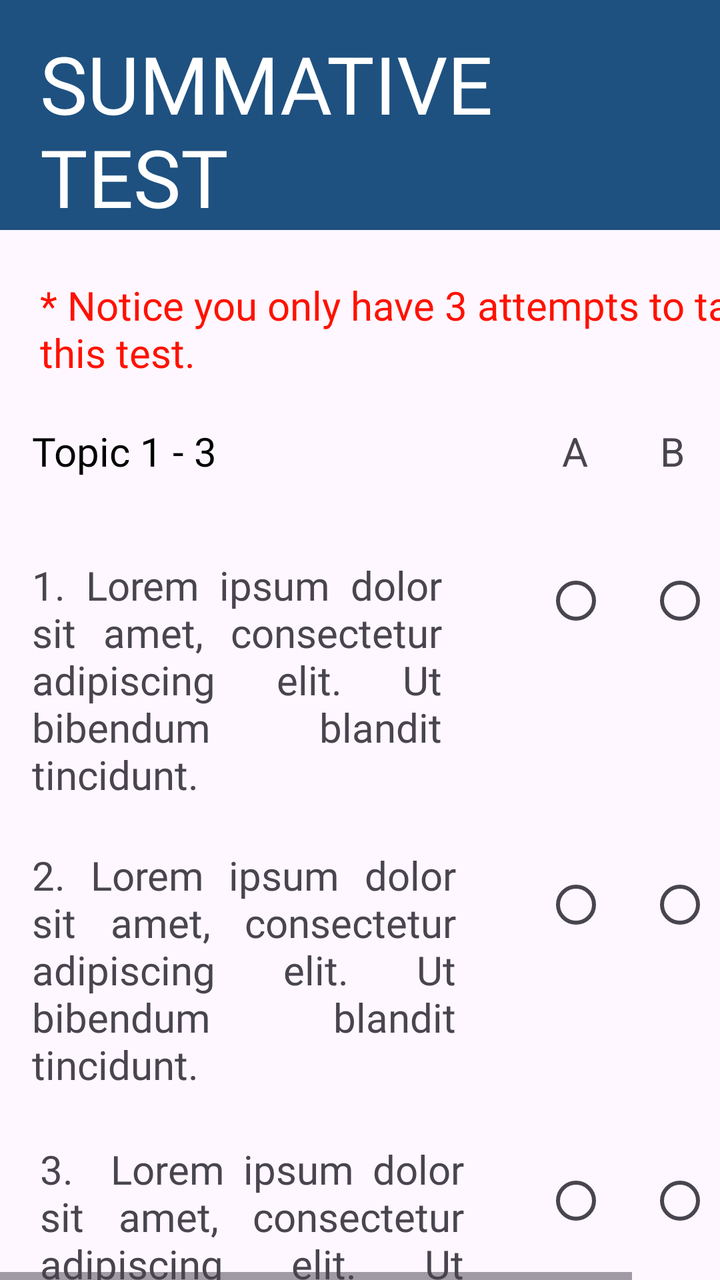
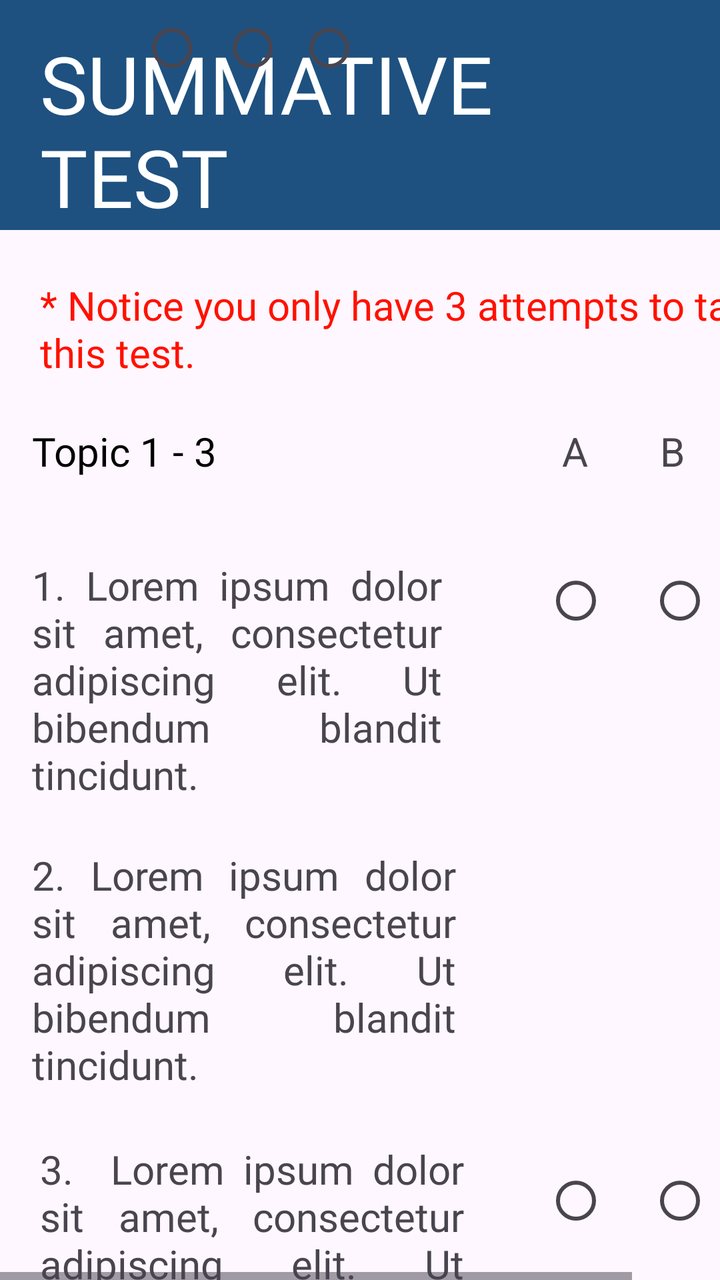

The first picture is an Android layout as it rendered before a commit; the second is the same layout after the commit. The layout source and the unified diff follow.
<!-- AndroidManifest.xml: application theme Theme.FinalsApplication -->
<!-- res/layout/user_test_page.xml -->
<?xml version="1.0" encoding="utf-8"?>
<HorizontalScrollView
    xmlns:android="http://schemas.android.com/apk/res/android"
    xmlns:app="http://schemas.android.com/apk/res-auto"
    xmlns:tools="http://schemas.android.com/tools"
    android:layout_width="match_parent"
    android:layout_height="match_parent"
    android:fillViewport="true"
    tools:layout_editor_absoluteX="1dp"
    tools:layout_editor_absoluteY="1dp">

    <androidx.constraintlayout.widget.ConstraintLayout
        android:layout_width="wrap_content"
        android:layout_height="wrap_content"
        tools:context=".AddLesson">


        <ScrollView
            android:layout_width="match_parent"
            android:layout_height="match_parent"
            android:fillViewport="true"
            tools:layout_editor_absoluteX="0dp"
            tools:layout_editor_absoluteY="16dp">

            <androidx.constraintlayout.widget.ConstraintLayout
                android:layout_width="match_parent"
                android:layout_height="wrap_content"
                tools:context=".AddLesson">

                <LinearLayout
                    android:id="@+id/linearLayout11"
                    android:layout_width="match_parent"
                    android:layout_height="wrap_content"
                    android:layout_alignParentTop="true"
                    android:background="#1e5180"
                    app:layout_constraintEnd_toEndOf="parent"
                    app:layout_constraintHorizontal_bias="0.0"
                    app:layout_constraintStart_toStartOf="parent"
                    app:layout_constraintTop_toTopOf="parent">

                    <TextView
                        android:id="@+id/textViewLesson1Test"
                        android:layout_width="390dp"
                        android:layout_height="wrap_content"
                        android:layout_marginStart="20dp"
                        android:layout_marginTop="15dp"
                        android:fontFamily="@font/roboto_bold"
                        android:text="SUMMATIVE
                    TEST"
                        android:textColor="@color/white"
                        android:textSize="40sp" />

                </LinearLayout>

                <TextView
                    android:id="@+id/textView2"
                    android:layout_width="367dp"
                    android:layout_height="53dp"
                    android:layout_marginStart="20dp"
                    android:layout_marginTop="24dp"
                    android:fontFamily="@font/roboto_regular"
                    android:text="* Notice you only have 3 attempts to take this test."
                    android:textColor="#FF1100"
                    android:textSize="20sp"
                    app:layout_constraintStart_toStartOf="parent"
                    app:layout_constraintTop_toBottomOf="@+id/linearLayout11" />

                <TextView
                    android:id="@+id/textViewTopic"
                    android:layout_width="wrap_content"
                    android:layout_height="wrap_content"
                    android:layout_marginStart="16dp"
                    android:layout_marginTop="20dp"
                    android:fontFamily="@font/roboto_black"
                    android:text="Topic 1 - 3"
                    android:textColor="@color/black"
                    android:textSize="20sp"
                    app:layout_constraintStart_toStartOf="parent"
                    app:layout_constraintTop_toBottomOf="@+id/textView2" />

                <TextView
                    android:id="@+id/textViewChoiceA"
                    android:layout_width="wrap_content"
                    android:layout_height="wrap_content"
                    android:layout_marginTop="20dp"
                    android:layout_marginEnd="116dp"
                    android:text="A"
                    android:textSize="20sp"
                    app:layout_constraintEnd_toEndOf="parent"
                    app:layout_constraintTop_toBottomOf="@+id/textView2" />

                <TextView
                    android:id="@+id/textViewChoiceB"
                    android:layout_width="17dp"
                    android:layout_height="33dp"
                    android:layout_marginStart="36dp"
                    android:layout_marginTop="20dp"
                    android:text="B"
                    android:textSize="20sp"
                    app:layout_constraintStart_toEndOf="@+id/textViewChoiceA"
                    app:layout_constraintTop_toBottomOf="@+id/textView2" />

                <TextView
                    android:id="@+id/textViewChoiceC"
                    android:layout_width="wrap_content"
                    android:layout_height="wrap_content"
                    android:layout_marginTop="20dp"
                    android:text="C"
                    android:textSize="20sp"
                    app:layout_constraintEnd_toEndOf="parent"
                    app:layout_constraintHorizontal_bias="0.614"
                    app:layout_constraintStart_toEndOf="@+id/textViewChoiceB"
                    app:layout_constraintTop_toBottomOf="@+id/textView2" />


                <TextView
                    android:id="@+id/textViewQ1"
                    android:layout_width="205dp"
                    android:layout_height="121dp"
                    android:layout_marginStart="16dp"
                    android:layout_marginTop="40dp"
                    android:fontFamily="@font/roboto_regular"
                    android:justificationMode="inter_word"
                    android:text="1. Lorem ipsum dolor sit amet, consectetur adipiscing elit. Ut bibendum blandit tincidunt."
                    android:textSize="20sp"
                    app:layout_constraintStart_toStartOf="parent"
                    app:layout_constraintTop_toBottomOf="@+id/textViewTopic" />

                <RadioButton
                    android:id="@+id/radioButtonA1"
                    android:layout_width="33dp"
                    android:layout_height="41dp"
                    android:layout_marginStart="272dp"
                    android:layout_marginTop="280dp"
                    app:layout_constraintStart_toStartOf="parent"
                    app:layout_constraintTop_toTopOf="parent" />

                <RadioButton
                    android:id="@+id/radioButtonB1"
                    android:layout_width="33dp"
                    android:layout_height="41dp"
                    android:layout_marginStart="324dp"
                    android:layout_marginTop="280dp"
                    app:layout_constraintStart_toStartOf="parent"
                    app:layout_constraintTop_toTopOf="parent" />


                <RadioButton
                    android:id="@+id/radioButtonC1"
                    android:layout_width="33dp"
                    android:layout_height="41dp"
                    android:layout_marginStart="364dp"
                    android:layout_marginTop="280dp"
                    app:layout_constraintStart_toStartOf="parent"
                    app:layout_constraintTop_toTopOf="parent" />

                <TextView
                    android:id="@+id/textViewQ2"
                    android:layout_width="212dp"
                    android:layout_height="119dp"
                    android:layout_marginStart="16dp"
                    android:layout_marginTop="24dp"
                    android:fontFamily="@font/roboto_regular"
                    android:justificationMode="inter_word"
                    android:text="2. Lorem ipsum dolor sit amet, consectetur adipiscing elit. Ut bibendum blandit tincidunt."
                    android:textSize="20sp"
                    app:layout_constraintStart_toStartOf="parent"
                    app:layout_constraintTop_toBottomOf="@+id/textViewQ1" />

                <RadioButton
                    android:id="@+id/radioButtonA2"
                    android:layout_width="33dp"
                    android:layout_height="41dp"
                    android:layout_marginStart="272dp"
                    android:layout_marginTop="432dp"
                    app:layout_constraintStart_toStartOf="parent"
                    app:layout_constraintTop_toTopOf="parent" />

                <RadioButton
                    android:id="@+id/radioButtonB2"
                    android:layout_width="33dp"
                    android:layout_height="41dp"
                    android:layout_marginStart="324dp"
                    android:layout_marginTop="432dp"
                    app:layout_constraintStart_toStartOf="parent"
                    app:layout_constraintTop_toTopOf="parent" />

                <RadioButton
                    android:id="@+id/radioButtonC2"
                    android:layout_width="33dp"
                    android:layout_height="41dp"
                    android:layout_marginStart="368dp"
                    android:layout_marginTop="432dp"
                    app:layout_constraintStart_toStartOf="parent"
                    app:layout_constraintTop_toTopOf="parent" />

                <TextView
                    android:id="@+id/textViewQ3"
                    android:layout_width="212dp"
                    android:layout_height="120dp"

                    android:layout_marginStart="20dp"
                    android:layout_marginTop="28dp"
                    android:fontFamily="@font/roboto_regular"
                    android:justificationMode="inter_word"
                    android:text="3.  Lorem ipsum dolor sit amet, consectetur adipiscing elit. Ut bibendum blandit tincidunt."
                    android:textSize="20sp"
                    app:layout_constraintStart_toStartOf="parent"
                    app:layout_constraintTop_toBottomOf="@+id/textViewQ2" />

                <RadioButton
                    android:id="@+id/radioButtonA3"
                    android:layout_width="33dp"
                    android:layout_height="41dp"
                    android:layout_marginStart="272dp"
                    android:layout_marginTop="580dp"
                    app:layout_constraintStart_toStartOf="parent"
                    app:layout_constraintTop_toTopOf="parent" />

                <RadioButton
                    android:id="@+id/radioButtonB3"
                    android:layout_width="33dp"
                    android:layout_height="41dp"
                    android:layout_marginStart="324dp"
                    android:layout_marginTop="580dp"
                    app:layout_constraintStart_toStartOf="parent"
                    app:layout_constraintTop_toTopOf="parent" />

                <RadioButton
                    android:id="@+id/radioButtonC3"
                    android:layout_width="33dp"
                    android:layout_height="41dp"
                    android:layout_marginStart="368dp"
                    android:layout_marginTop="580dp"
                    app:layout_constraintStart_toStartOf="parent"
                    app:layout_constraintTop_toTopOf="parent" />

                <TextView
                    android:id="@+id/textViewQ4"
                    android:layout_width="222dp"
                    android:layout_height="121dp"
                    android:layout_marginStart="20dp"
                    android:layout_marginTop="20dp"
                    android:fontFamily="@font/roboto_regular"
                    android:justificationMode="inter_word"
                    android:text="4. Lorem ipsum dolor sit amet, consectetur adipiscing elit. Ut bibendum blandit tincidunt."
                    android:textSize="20sp"
                    app:layout_constraintStart_toStartOf="parent"
                    app:layout_constraintTop_toBottomOf="@+id/textViewQ3" />

                <RadioButton
                    android:id="@+id/radioButtonA4"
                    android:layout_width="33dp"
                    android:layout_height="41dp"
                    android:layout_marginStart="280dp"
                    android:layout_marginTop="720dp"
                    app:layout_constraintStart_toStartOf="parent"
                    app:layout_constraintTop_toTopOf="parent" />

                <RadioButton
                    android:id="@+id/radioButtonB4"
                    android:layout_width="33dp"
                    android:layout_height="41dp"
                    android:layout_marginStart="332dp"
                    android:layout_marginTop="720dp"
                    app:layout_constraintStart_toStartOf="parent"
                    app:layout_constraintTop_toTopOf="parent" />

                <RadioButton
                    android:id="@+id/radioButtonC4"
                    android:layout_width="33dp"
                    android:layout_height="41dp"
                    android:layout_marginStart="376dp"
                    android:layout_marginTop="720dp"
                    app:layout_constraintStart_toStartOf="parent"
                    app:layout_constraintTop_toTopOf="parent" />

                <TextView
                    android:id="@+id/textViewQ5"
                    android:layout_width="226dp"
                    android:layout_height="133dp"
                    android:layout_marginStart="20dp"
                    android:layout_marginTop="20dp"
                    android:fontFamily="@font/roboto_regular"
                    android:justificationMode="inter_word"
                    android:text="5. Lorem ipsum dolor sit amet, consectetur adipiscing elit. Ut bibendum blandit tincidunt."
                    android:textSize="20sp"
                    app:layout_constraintStart_toStartOf="parent"
                    app:layout_constraintTop_toBottomOf="@+id/textViewQ4" />

                <RadioButton
                    android:id="@+id/radioButtonA5"
                    android:layout_width="33dp"
                    android:layout_height="41dp"
                    android:layout_marginStart="272dp"
                    android:layout_marginTop="860dp"
                    app:layout_constraintStart_toStartOf="parent"
                    app:layout_constraintTop_toTopOf="parent" />

                <RadioButton
                    android:id="@+id/radioButtonB5"
                    android:layout_width="33dp"
                    android:layout_height="41dp"
                    android:layout_marginStart="328dp"
                    android:layout_marginTop="860dp"
                    app:layout_constraintStart_toStartOf="parent"
                    app:layout_constraintTop_toTopOf="parent" />

                <RadioButton
                    android:id="@+id/radioButtonC5"
                    android:layout_width="33dp"
                    android:layout_height="41dp"
                    android:layout_marginStart="368dp"
                    android:layout_marginTop="860dp"
                    app:layout_constraintStart_toStartOf="parent"
                    app:layout_constraintTop_toTopOf="parent" />

                <LinearLayout
                    android:layout_width="404dp"
                    android:layout_height="89dp"
                    android:layout_alignParentBottom="true"
                    android:layout_marginTop="30dp"
                    android:background="#a8b4d8"
                    app:layout_constraintBottom_toBottomOf="parent"
                    app:layout_constraintEnd_toEndOf="parent"
                    app:layout_constraintTop_toBottomOf="@+id/textViewQ5"
                    app:layout_constraintVertical_bias="1.0">


                    <Button
                        android:id="@+id/buttonSubmitVT1"
                        android:layout_width="wrap_content"
                        android:layout_height="wrap_content"
                        android:layout_marginStart="290dp"
                        android:layout_marginTop="25dp"
                        android:background="@drawable/rounded_button"
                        android:fontFamily="@font/roboto_light"
                        android:scaleType="fitCenter"
                        android:text="Submit"
                        android:textColor="@color/white"
                        app:backgroundTint="#1e5180" />

                    <ImageButton
                        android:id="@+id/imageButtonBackVT1"
                        android:layout_width="76dp"
                        android:layout_height="wrap_content"
                        android:layout_marginStart="-360dp"
                        android:background="?android:attr/selectableItemBackground"
                        android:scaleType="fitCenter"
                        android:src="@drawable/arrowleft" />

                </LinearLayout>


            </androidx.constraintlayout.widget.ConstraintLayout>
        </ScrollView>
    </androidx.constraintlayout.widget.ConstraintLayout>
</HorizontalScrollView>
<!-- resources referenced by this layout -->
<resources>
  <color name="black">#000000</color>
  <color name="white">#FFFFFFFF</color>
  <!-- drawable arrowleft: png bitmap (drawable, 16559 bytes) -->
  <!-- drawable rounded_button (drawable) -->
  <?xml version="1.0" encoding="utf-8"?>
  <layer-list xmlns:android="http://schemas.android.com/apk/res/android">
  
      <item>
          <shape>
              <corners android:radius="51dp" /> 
              <solid android:color="#1e5180" />
          </shape>
      </item>
  
      <item android:left="51dp">
          <shape>
              <solid android:color="#1e5180" />
              <corners android:radius="51dp" /> 
              <corners android:topRightRadius="51dp"
                  android:topLeftRadius="51dp"
                  android:bottomRightRadius="51dp"
                  android:bottomLeftRadius="51dp"/>
          </shape>
      </item>
  
      <item>
          <shape>
              
              <corners android:radius="51dp" /> 
              <solid android:color="@android:color/transparent" />
              <stroke
                  android:width="1dp"
                  android:color="#1e5180" />
          </shape>
      </item>
  </layer-list>
  <style name="Theme.FinalsApplication" parent="Base.Theme.FinalsApplication" />
  <style name="Base.Theme.FinalsApplication" parent="Theme.Material3.DayNight.NoActionBar">
          
          
      </style>
</resources>

<!-- the commit's change to res/layout/user_test_page.xml (unified diff, before → after) -->
@@ -167,32 +167,34 @@
                     app:layout_constraintStart_toStartOf="parent"
                     app:layout_constraintTop_toBottomOf="@+id/textViewQ1" />
 
-                <RadioButton
-                    android:id="@+id/radioButtonA2"
-                    android:layout_width="33dp"
-                    android:layout_height="41dp"
-                    android:layout_marginStart="272dp"
-                    android:layout_marginTop="432dp"
-                    app:layout_constraintStart_toStartOf="parent"
-                    app:layout_constraintTop_toTopOf="parent" />
-
-                <RadioButton
-                    android:id="@+id/radioButtonB2"
-                    android:layout_width="33dp"
-                    android:layout_height="41dp"
-                    android:layout_marginStart="324dp"
-                    android:layout_marginTop="432dp"
-                    app:layout_constraintStart_toStartOf="parent"
-                    app:layout_constraintTop_toTopOf="parent" />
-
-                <RadioButton
-                    android:id="@+id/radioButtonC2"
-                    android:layout_width="33dp"
-                    android:layout_height="41dp"
-                    android:layout_marginStart="368dp"
-                    android:layout_marginTop="432dp"
-                    app:layout_constraintStart_toStartOf="parent"
-                    app:layout_constraintTop_toTopOf="parent" />
+                <RadioGroup
+                    android:id="@+id/radio_group1"
+                    android:layout_width="match_parent"
+                    android:layout_height="wrap_content"
+                    android:orientation="horizontal">
+
+                    <RadioButton
+                        android:id="@+id/radioButtonA1"
+                        android:layout_width="wrap_content"
+                        android:layout_height="wrap_content"
+                        android:layout_marginLeft="70dp"
+                        />
+
+
+                    <RadioButton
+                        android:id="@+id/radioButtonB1"
+                        android:layout_width="wrap_content"
+                        android:layout_height="wrap_content"
+                        android:layout_marginLeft="-8dp"
+                        />
+
+                    <RadioButton
+                        android:id="@+id/radioButtonC1"
+                        android:layout_width="wrap_content"
+                        android:layout_height="wrap_content"
+                        android:layout_marginLeft="-10dp"
+                        />
+                </RadioGroup>
 
                 <TextView
                     android:id="@+id/textViewQ3"
